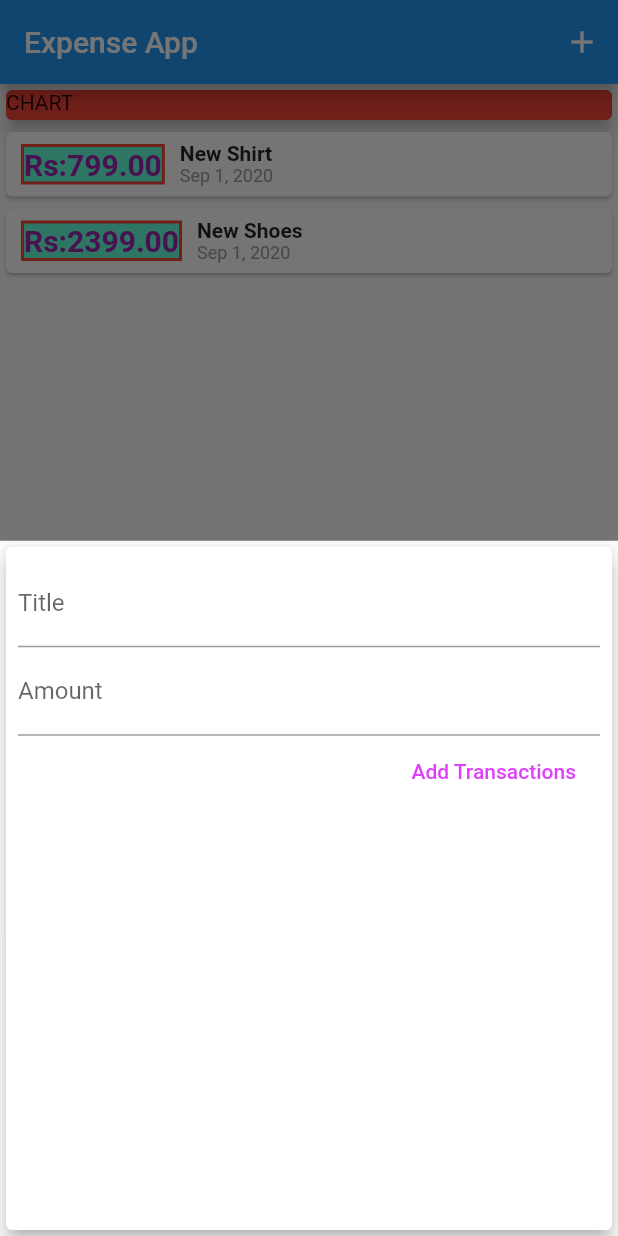
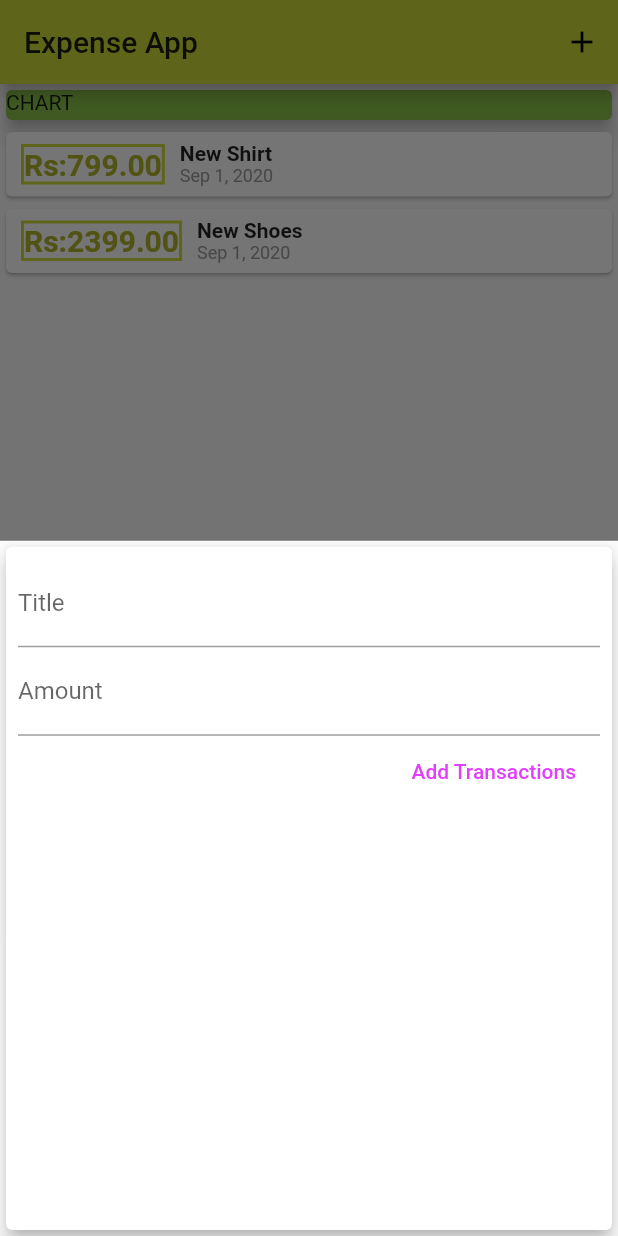
Before and after one commit to rohitdas13595/FlutterDev, a Flutter app: the screen it shows after launch, after a tap on the "add" icon, on a phone screen of 412 x 824 dp. Run offline on Flutter 3.47's test engine with Material 2 defaults, Android fonts, the phone set to English and light mode, and no system bars.

Commit message:
update for theme relate colors

```diff
--- a/FlutterProjects/Project3/ExpenseApp/lib/main.dart
+++ b/FlutterProjects/Project3/ExpenseApp/lib/main.dart
@@ -13,7 +13,10 @@ class ExpApp extends StatelessWidget {
   @override
   Widget build(BuildContext context) {
     return MaterialApp(
-      title: 'FlutterApp',
+      title: 'Expense App',
+      theme: ThemeData(
+        primarySwatch: Colors.lime,
+      ),
       home: MyHomePage(),
     );
   }
@@ -88,7 +91,7 @@ class _MyHomePageState extends State<MyHomePage> {
           crossAxisAlignment: CrossAxisAlignment.stretch,
           children: <Widget>[
             Card(
-              color: Colors.red,
+              color: Colors.lightGreen,
               child: Container(
                 width: double.infinity,
                 height: 20,
--- a/FlutterProjects/Project3/ExpenseApp/lib/widgets/new_transactions.dart
+++ b/FlutterProjects/Project3/ExpenseApp/lib/widgets/new_transactions.dart
@@ -1,11 +1,18 @@
 import 'package:flutter/material.dart';
 
-class NewTransactions extends StatelessWidget {
+class NewTransactions extends StatefulWidget {
   final Function addTx;
 
+  NewTransactions(this.addTx);
+
+  @override
+  _NewTransactionsState createState() => _NewTransactionsState();
+}
+
+class _NewTransactionsState extends State<NewTransactions> {
   final titleController = TextEditingController();
+
   final amountController = TextEditingController();
-  NewTransactions(this.addTx);
 
   void submitData() {
     final enteredTitle = titleController.text;
@@ -15,10 +22,11 @@ class NewTransactions extends StatelessWidget {
         amountController.text.isEmpty) {
       return;
     }
-    addTx(
+    widget.addTx(
       enteredTitle,
       enteredAmount,
     );
+    Navigator.of(context).pop();
   }
 
   @override
--- a/FlutterProjects/Project3/ExpenseApp/lib/widgets/transaction_list.dart
+++ b/FlutterProjects/Project3/ExpenseApp/lib/widgets/transaction_list.dart
@@ -20,9 +20,9 @@ class TransactionList extends StatelessWidget {
                 Container(
                   alignment: Alignment.center,
                   decoration: BoxDecoration(
-                    color: Colors.tealAccent,
+                    color: Colors.white24,
                     border: Border.all(
-                      color: Colors.red,
+                      color: Theme.of(context).primaryColor,
                       width: 2,
                     ),
                   ),
@@ -33,7 +33,7 @@ class TransactionList extends StatelessWidget {
                   child: Text(
                     'Rs:${transactions[index].amount.toStringAsFixed(2)}',
                     style: TextStyle(
-                        color: Colors.purple,
+                        color: Theme.of(context).primaryColorDark,
                         fontSize: 20,
                         //fontFamily: HttpHeaders.teHeader,
                         fontWeight: FontWeight.bold),
```
Also changed, not shown: FlutterProjects/Project3/ExpenseApp/pubspec.yaml (line endings or trailing spaces).
